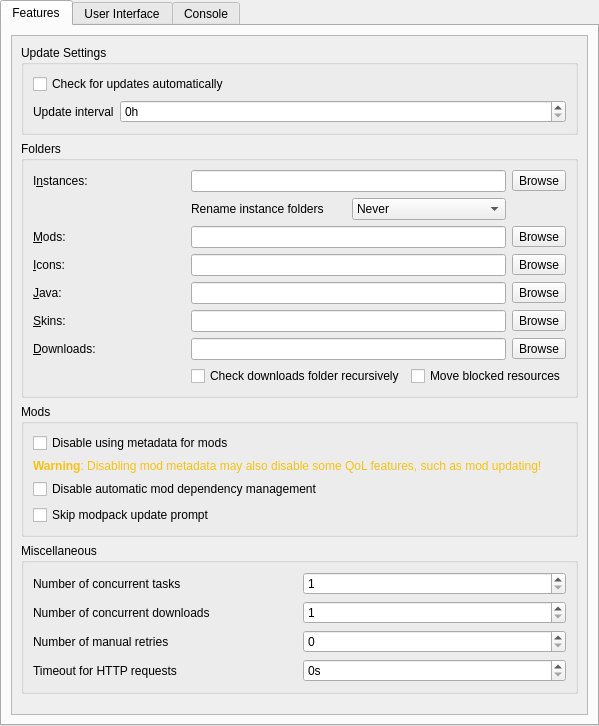
The window that launcher/ui/pages/global/LauncherPage.ui (FreesmTeam/FreesmLauncher) describes before a commit, drawn with Qt 5.
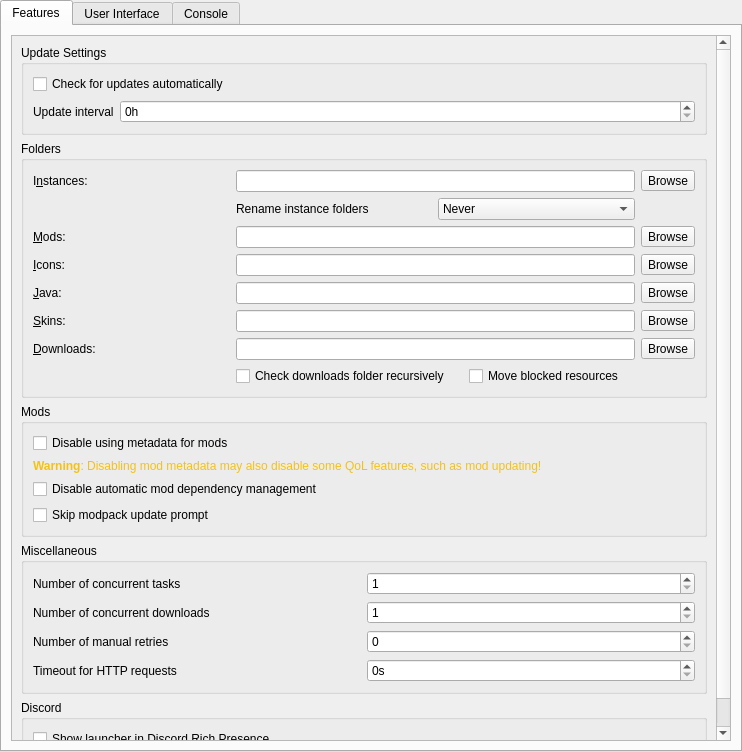
The same window after the commit. Custom widgets are drawn as their Qt base class.

Commit message: feat(discord): always show launcher in Discord

What changed in the file:
```diff
--- a/launcher/ui/pages/global/LauncherPage.ui
+++ b/launcher/ui/pages/global/LauncherPage.ui
@@ -6,8 +6,8 @@
    <rect>
     <x>0</x>
     <y>0</y>
-    <width>511</width>
-    <height>726</height>
+       <width>742</width>
+       <height>752</height>
    </rect>
   </property>
   <property name="sizePolicy">
@@ -58,8 +58,8 @@
            <rect>
             <x>0</x>
             <y>0</y>
-            <width>473</width>
-            <height>770</height>
+               <width>694</width>
+               <height>774</height>
            </rect>
           </property>
           <layout class="QVBoxLayout" name="verticalLayout_8">
@@ -410,6 +410,22 @@
             </widget>
            </item>
            <item>
+               <widget class="QGroupBox" name="discordBox">
+                   <property name="title">
+                       <string>Discord</string>
+                   </property>
+                   <layout class="QHBoxLayout" name="horizontalLayout_4">
+                       <item>
+                           <widget class="QCheckBox" name="discordBtn">
+                               <property name="text">
+                                   <string>Show launcher in Discord Rich Presence</string>
+                               </property>
+                           </widget>
+                       </item>
+                   </layout>
+               </widget>
+           </item>
+              <item>
             <spacer name="verticalSpacer_FeaturesTab">
              <property name="orientation">
               <enum>Qt::Vertical</enum>
```
Left out of the diff: 22 changed lines with no effect on the pictures. The commit also changes 12 other files.
